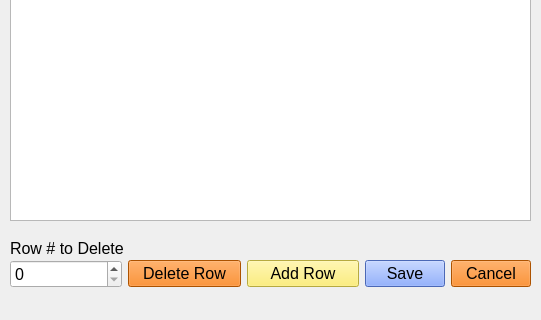
Old version of the form manageinventory.ui in the repository max9001/Bulk-Club-Project; both pictures show x 0 to 541 and y 450 to 770 of the 541 by 770 pixel window.
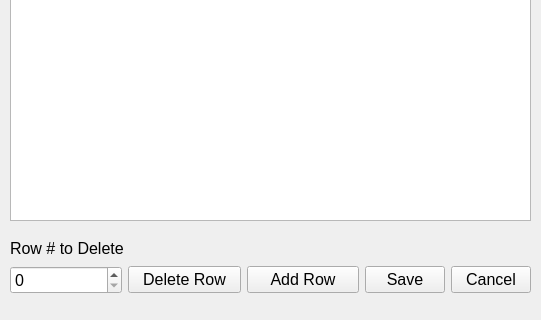
New version of the form.

What changed in the file:
```diff
--- a/manageinventory.ui
+++ b/manageinventory.ui
@@ -47,7 +47,7 @@
      <x>10</x>
      <y>710</y>
      <width>521</width>
-     <height>28</height>
+     <height>40</height>
     </rect>
    </property>
    <layout class="QHBoxLayout" name="horizontalLayout_2">
@@ -68,7 +68,7 @@
        </font>
       </property>
       <property name="styleSheet">
-       <string notr="true">background-color: rgb(241, 115, 0)</string>
+       <string notr="true"/>
       </property>
       <property name="text">
        <string>Delete Row</string>
@@ -83,7 +83,7 @@
        </font>
       </property>
       <property name="styleSheet">
-       <string notr="true">background-color:rgb(255, 238, 89)</string>
+       <string notr="true"/>
       </property>
       <property name="text">
        <string>Add Row</string>
@@ -100,7 +100,7 @@
          </font>
         </property>
         <property name="styleSheet">
-         <string notr="true">background-color: rgb(105, 146, 255)</string>
+         <string notr="true"/>
         </property>
         <property name="text">
          <string>Save</string>
@@ -115,7 +115,7 @@
          </font>
         </property>
         <property name="styleSheet">
-         <string notr="true">background-color: rgb(241, 115, 0)</string>
+         <string notr="true"/>
         </property>
         <property name="text">
          <string>Cancel</string>
```
